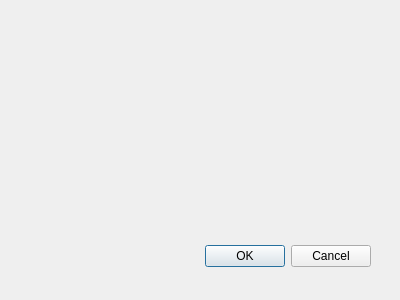
Qt form create_plot_dialog.ui (davidfokkema/tailor) before a commit.
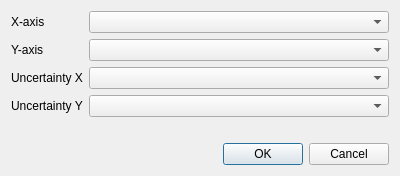
The same form after that commit.

Commit message: Create plot from dialog

The edit to the form file:
```diff
--- a/create_plot_dialog.ui
+++ b/create_plot_dialog.ui
@@ -7,21 +7,59 @@
     <x>0</x>
     <y>0</y>
     <width>400</width>
-    <height>300</height>
+    <height>176</height>
    </rect>
   </property>
   <property name="windowTitle">
    <string>Dialog</string>
   </property>
+  <layout class="QVBoxLayout" name="verticalLayout">
+   <item>
+    <layout class="QFormLayout" name="formLayout">
+     <item row="0" column="0">
+      <widget class="QLabel" name="xAxisLabel">
+       <property name="text">
+        <string>X-axis</string>
+       </property>
+      </widget>
+     </item>
+     <item row="0" column="1">
+      <widget class="QComboBox" name="x_axis_box"/>
+     </item>
+     <item row="1" column="0">
+      <widget class="QLabel" name="yAxisLabel">
+       <property name="text">
+        <string>Y-axis</string>
+       </property>
+      </widget>
+     </item>
+     <item row="1" column="1">
+      <widget class="QComboBox" name="y_axis_box"/>
+     </item>
+     <item row="2" column="0">
+      <widget class="QLabel" name="uncertaintyXLabel">
+       <property name="text">
+        <string>Uncertainty X</string>
+       </property>
+      </widget>
+     </item>
+     <item row="2" column="1">
+      <widget class="QComboBox" name="x_err_box"/>
+     </item>
+     <item row="3" column="0">
+      <widget class="QLabel" name="uncertaintyYLabel">
+       <property name="text">
+        <string>Uncertainty Y</string>
+       </property>
+      </widget>
+     </item>
+     <item row="3" column="1">
+      <widget class="QComboBox" name="y_err_box"/>
+     </item>
+    </layout>
+   </item>
+   <item>
   <widget class="QDialogButtonBox" name="buttonBox">
-   <property name="geometry">
-    <rect>
-     <x>30</x>
-     <y>240</y>
-     <width>341</width>
-     <height>32</height>
-    </rect>
-   </property>
    <property name="orientation">
     <enum>Qt::Horizontal</enum>
    </property>
@@ -29,6 +67,8 @@
     <set>QDialogButtonBox::Cancel|QDialogButtonBox::Ok</set>
    </property>
   </widget>
+   </item>
+  </layout>
  </widget>
  <resources/>
  <connections>
```
Lines whose indentation alone changed are shown as unchanged. The commit also changes 2 other files.
